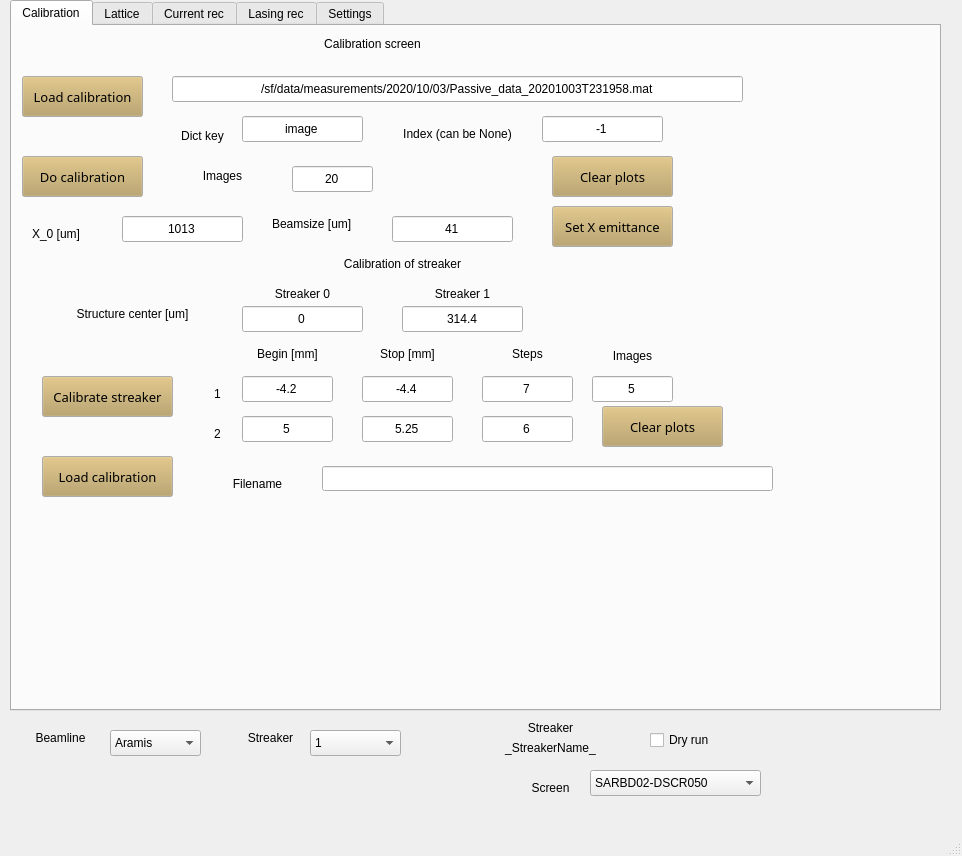
The window that GUI.ui (pdijksta/WakefieldAnalysis) describes before a commit, drawn with Qt 5.
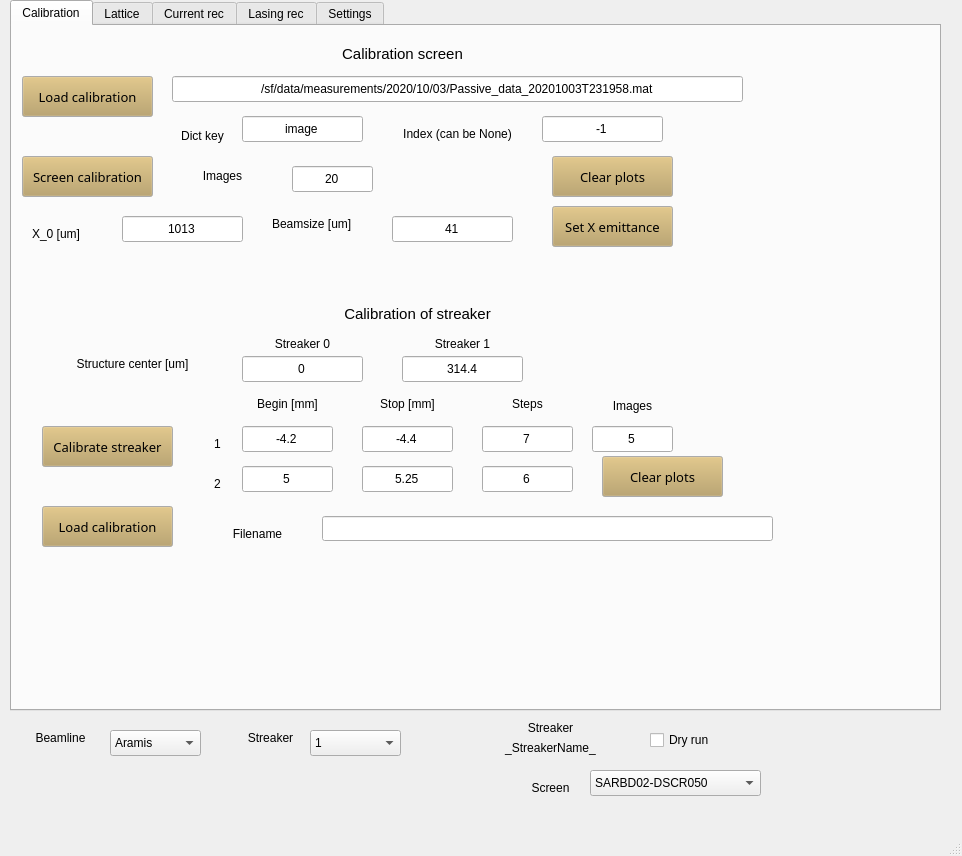
The same window after the commit. The open tabs and pages were chosen to show the change.

```diff
--- a/GUI.ui
+++ b/GUI.ui
@@ -179,7 +179,7 @@
        <rect>
         <x>10</x>
         <y>130</y>
-        <width>121</width>
+        <width>131</width>
         <height>41</height>
        </rect>
       </property>
@@ -227,7 +227,7 @@
        </font>
       </property>
       <property name="text">
-       <string>Do calibration</string>
+       <string>Screen calibration</string>
       </property>
      </widget>
      <widget class="QPushButton" name="ClearScreenPlots">
@@ -379,7 +379,7 @@
        <rect>
         <x>10</x>
         <y>50</y>
-        <width>121</width>
+        <width>131</width>
         <height>41</height>
        </rect>
       </property>
@@ -434,7 +434,7 @@
       <property name="geometry">
        <rect>
         <x>590</x>
-        <y>380</y>
+        <y>430</y>
         <width>121</width>
         <height>41</height>
        </rect>
@@ -490,7 +490,7 @@
       <property name="geometry">
        <rect>
         <x>40</x>
-        <y>280</y>
+        <y>330</y>
         <width>161</width>
         <height>16</height>
        </rect>
@@ -506,11 +506,16 @@
       <property name="geometry">
        <rect>
         <x>310</x>
-        <y>230</y>
-        <width>161</width>
+        <y>280</y>
+        <width>191</width>
         <height>16</height>
        </rect>
       </property>
+      <property name="font">
+       <font>
+        <pointsize>11</pointsize>
+       </font>
+      </property>
       <property name="text">
        <string>Calibration of streaker</string>
       </property>
@@ -522,7 +527,7 @@
       <property name="geometry">
        <rect>
         <x>230</x>
-        <y>320</y>
+        <y>370</y>
         <width>91</width>
         <height>16</height>
        </rect>
@@ -538,7 +543,7 @@
       <property name="geometry">
        <rect>
         <x>350</x>
-        <y>350</y>
+        <y>400</y>
         <width>91</width>
         <height>26</height>
        </rect>
@@ -554,7 +559,7 @@
       <property name="geometry">
        <rect>
         <x>470</x>
-        <y>320</y>
+        <y>370</y>
         <width>91</width>
         <height>16</height>
        </rect>
@@ -570,7 +575,7 @@
       <property name="geometry">
        <rect>
         <x>180</x>
-        <y>400</y>
+        <y>450</y>
         <width>51</width>
         <height>16</height>
        </rect>
@@ -586,7 +591,7 @@
       <property name="geometry">
        <rect>
         <x>580</x>
-        <y>320</y>
+        <y>370</y>
         <width>81</width>
         <height>20</height>
        </rect>
@@ -602,7 +607,7 @@
       <property name="geometry">
        <rect>
         <x>30</x>
-        <y>350</y>
+        <y>400</y>
         <width>131</width>
         <height>41</height>
        </rect>
@@ -658,7 +663,7 @@
       <property name="geometry">
        <rect>
         <x>230</x>
-        <y>280</y>
+        <y>330</y>
         <width>121</width>
         <height>26</height>
        </rect>
@@ -674,7 +679,7 @@
       <property name="geometry">
        <rect>
         <x>580</x>
-        <y>350</y>
+        <y>400</y>
         <width>81</width>
         <height>26</height>
        </rect>
@@ -690,7 +695,7 @@
       <property name="geometry">
        <rect>
         <x>390</x>
-        <y>260</y>
+        <y>310</y>
         <width>121</width>
         <height>16</height>
        </rect>
@@ -706,7 +711,7 @@
       <property name="geometry">
        <rect>
         <x>180</x>
-        <y>360</y>
+        <y>410</y>
         <width>51</width>
         <height>16</height>
        </rect>
@@ -722,7 +727,7 @@
       <property name="geometry">
        <rect>
         <x>350</x>
-        <y>390</y>
+        <y>440</y>
         <width>91</width>
         <height>26</height>
        </rect>
@@ -738,7 +743,7 @@
       <property name="geometry">
        <rect>
         <x>470</x>
-        <y>350</y>
+        <y>400</y>
         <width>91</width>
         <height>26</height>
        </rect>
@@ -754,7 +759,7 @@
       <property name="geometry">
        <rect>
         <x>470</x>
-        <y>390</y>
+        <y>440</y>
         <width>91</width>
         <height>26</height>
        </rect>
@@ -770,7 +775,7 @@
       <property name="geometry">
        <rect>
         <x>30</x>
-        <y>430</y>
+        <y>480</y>
         <width>131</width>
         <height>41</height>
        </rect>
@@ -826,7 +831,7 @@
       <property name="geometry">
        <rect>
         <x>200</x>
-        <y>450</y>
+        <y>500</y>
         <width>91</width>
         <height>16</height>
        </rect>
@@ -842,7 +847,7 @@
       <property name="geometry">
        <rect>
         <x>230</x>
-        <y>350</y>
+        <y>400</y>
         <width>91</width>
         <height>26</height>
        </rect>
@@ -858,7 +863,7 @@
       <property name="geometry">
        <rect>
         <x>390</x>
-        <y>280</y>
+        <y>330</y>
         <width>121</width>
         <height>26</height>
        </rect>
@@ -874,7 +879,7 @@
       <property name="geometry">
        <rect>
         <x>310</x>
-        <y>440</y>
+        <y>490</y>
         <width>451</width>
         <height>25</height>
        </rect>
@@ -890,7 +895,7 @@
       <property name="geometry">
        <rect>
         <x>230</x>
-        <y>390</y>
+        <y>440</y>
         <width>91</width>
         <height>26</height>
        </rect>
@@ -906,7 +911,7 @@
       <property name="geometry">
        <rect>
         <x>230</x>
-        <y>260</y>
+        <y>310</y>
         <width>121</width>
         <height>16</height>
        </rect>
@@ -922,7 +927,7 @@
       <property name="geometry">
        <rect>
         <x>350</x>
-        <y>320</y>
+        <y>370</y>
         <width>91</width>
         <height>16</height>
        </rect>
@@ -937,12 +942,17 @@
      <widget class="QLabel" name="label_42">
       <property name="geometry">
        <rect>
-        <x>280</x>
-        <y>10</y>
+        <x>310</x>
+        <y>20</y>
         <width>161</width>
         <height>16</height>
        </rect>
       </property>
+      <property name="font">
+       <font>
+        <pointsize>11</pointsize>
+       </font>
+      </property>
       <property name="text">
        <string>Calibration screen</string>
       </property>
```
Left out of the diff: 2 changed lines with no effect on the pictures.
